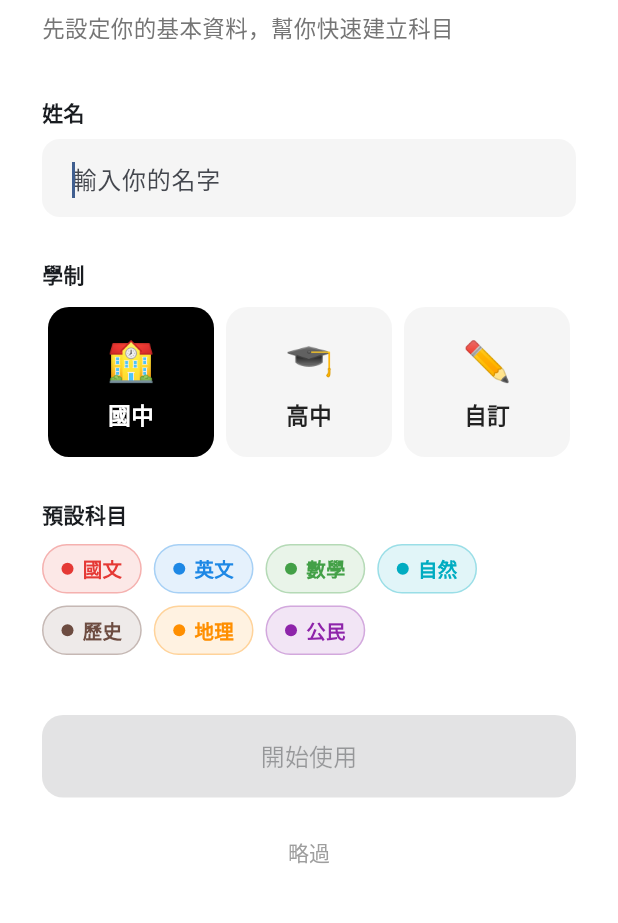
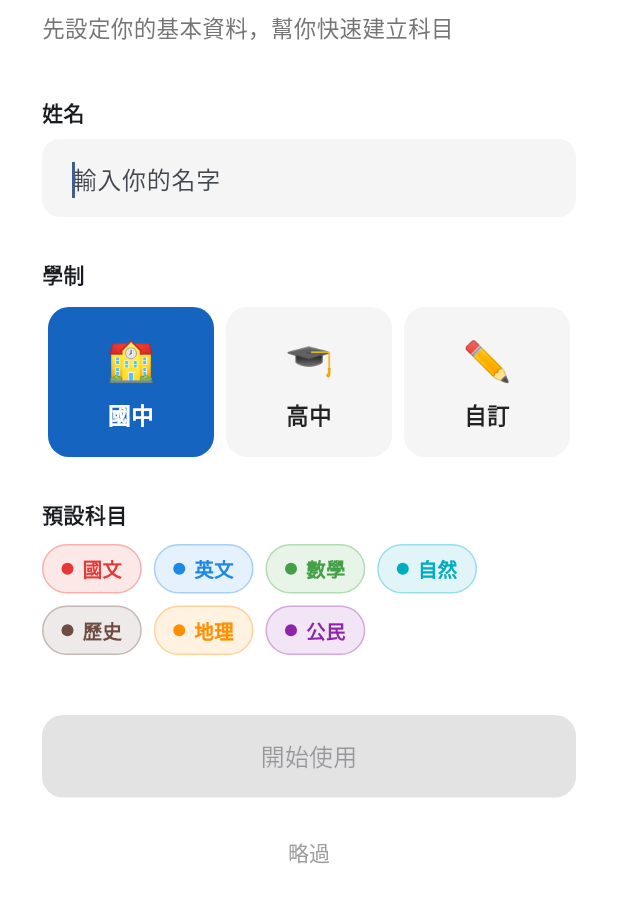
Before and after one commit to wapert/study_planner, a Flutter app: the screen it shows after launch, after a tap on "國中", on a phone screen of 412 x 824 dp, the part 119-1042 px from its top. Run offline on Flutter 3.47's test engine with Material 3 defaults, Android fonts, the phone set to English and light mode, and no system bars; our stand-ins replace fl_chart, hive, hive_flutter, table_calendar; accounts and stored records are empty.

Commit message:
Change 編輯個人資料 black backgrounds to blue
Selected 學制 tile, 儲存/開始使用 button, and the preset-replace dialog
button now use blue (#1565C0) instead of black.

Co-Authored-By: Claude Opus 4.8 <noreply@anthropic.com>

```diff
--- a/lib/screens/profile_setup_screen.dart
+++ b/lib/screens/profile_setup_screen.dart
@@ -100,7 +100,7 @@ class _ProfileSetupScreenState extends State<ProfileSetupScreen> {
                         padding: const EdgeInsets.symmetric(vertical: 18),
                         decoration: BoxDecoration(
                           color: selected
-                              ? Colors.black
+                              ? const Color(0xFF1565C0)
                               : Colors.grey.shade100,
                           borderRadius: BorderRadius.circular(14),
                         ),
@@ -191,7 +191,7 @@ class _ProfileSetupScreenState extends State<ProfileSetupScreen> {
                 width: double.infinity,
                 child: FilledButton(
                   style: FilledButton.styleFrom(
-                    backgroundColor: Colors.black,
+                    backgroundColor: const Color(0xFF1565C0),
                     padding: const EdgeInsets.symmetric(vertical: 16),
                     shape: RoundedRectangleBorder(
                         borderRadius: BorderRadius.circular(14)),
@@ -277,7 +277,8 @@ class _ProfileSetupScreenState extends State<ProfileSetupScreen> {
               onPressed: () => Navigator.pop(ctx, false),
               child: const Text('新增缺少的')),
           FilledButton(
-              style: FilledButton.styleFrom(backgroundColor: Colors.black),
+              style: FilledButton.styleFrom(
+                  backgroundColor: const Color(0xFF1565C0)),
               onPressed: () => Navigator.pop(ctx, true),
               child: const Text('全部取代')),
         ],
```
